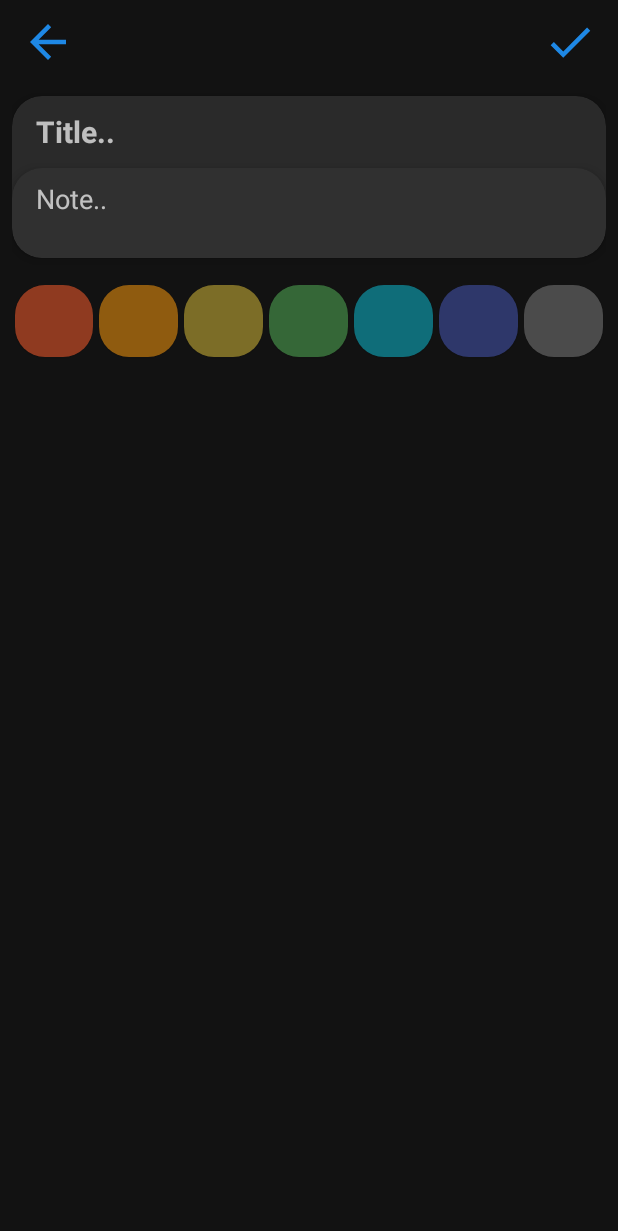
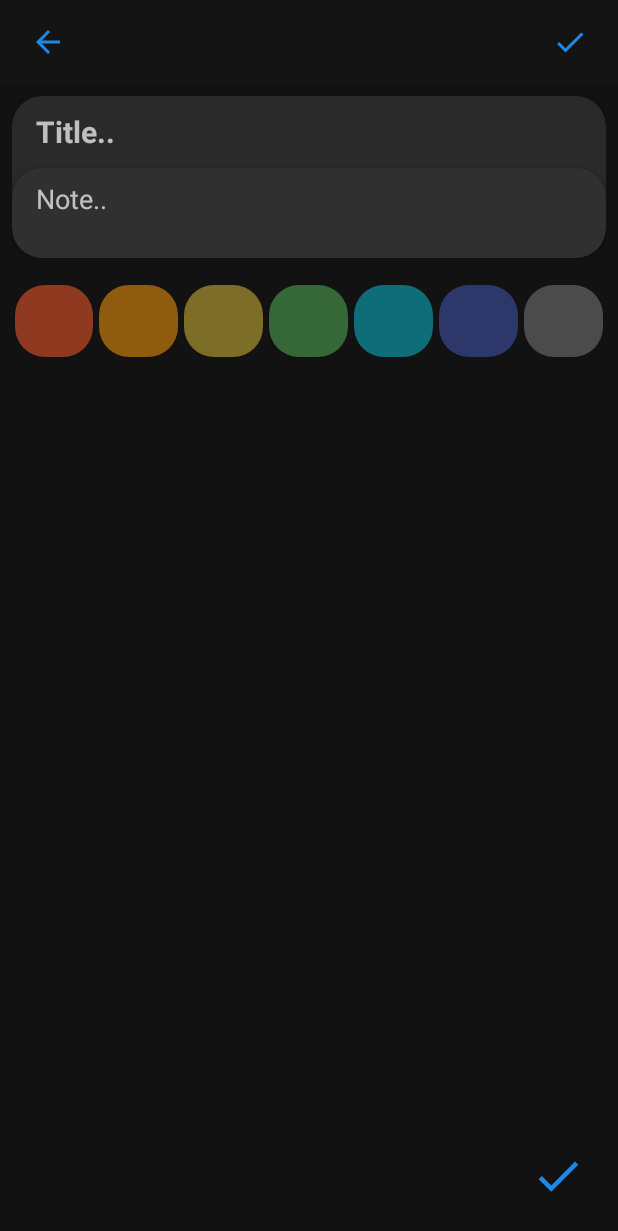
Before and after one commit to AlecSPb/Note, an Android app: the EditNoteFragment screen opened through its navigation route, on a phone screen of 412 x 824 dp. Shown: the top 1231 px of the screen. Run offline under Robolectric (Android 15) with nearby library versions, the phone set to English and light mode, and no system bars; our stand-ins replace navigation-ui.

Commit message:
edit layout

```diff
--- a/app/src/main/java/com/coolightman/note/presentation/notes/EditNoteFragment.kt
+++ b/app/src/main/java/com/coolightman/note/presentation/notes/EditNoteFragment.kt
@@ -1,9 +1,11 @@
 package com.coolightman.note.presentation.notes
 
+import android.content.Context
 import android.os.Bundle
 import android.view.LayoutInflater
 import android.view.View
 import android.view.ViewGroup
+import android.view.inputmethod.InputMethodManager
 import androidx.fragment.app.Fragment
 import androidx.lifecycle.ViewModelProvider
 import androidx.navigation.fragment.findNavController
@@ -28,7 +30,16 @@ class EditNoteFragment : Fragment() {
         super.onViewCreated(view, savedInstanceState)
         viewModel = ViewModelProvider(this)[EditNoteViewModel::class.java]
 
+        showKeyboard()
         setListeners()
+    }
+
+    private fun showKeyboard() {
+        val editText = binding.etNoteDescription
+        editText.requestFocus()
+        val inputMethManager =
+            requireActivity().getSystemService(Context.INPUT_METHOD_SERVICE) as InputMethodManager
+        inputMethManager.showSoftInput(editText, InputMethodManager.SHOW_IMPLICIT)
     }
 
     override fun onDestroyView() {
--- a/app/src/main/res/layout/activity_main.xml
+++ b/app/src/main/res/layout/activity_main.xml
@@ -23,7 +23,6 @@
         android:name="androidx.navigation.fragment.NavHostFragment"
         android:layout_width="match_parent"
         android:layout_height="match_parent"
-        android:layout_marginBottom="?actionBarSize"
         app:defaultNavHost="true"
         app:layout_constraintBottom_toTopOf="@id/bottom_nav_bar"
         app:layout_constraintLeft_toLeftOf="parent"
--- a/app/src/main/res/layout/fragment_edit_note.xml
+++ b/app/src/main/res/layout/fragment_edit_note.xml
@@ -1,5 +1,5 @@
 <?xml version="1.0" encoding="utf-8"?>
-<ScrollView xmlns:android="http://schemas.android.com/apk/res/android"
+<androidx.constraintlayout.widget.ConstraintLayout xmlns:android="http://schemas.android.com/apk/res/android"
     xmlns:app="http://schemas.android.com/apk/res-auto"
     xmlns:tools="http://schemas.android.com/tools"
     android:layout_width="match_parent"
@@ -7,18 +7,18 @@
     android:contentDescription="@string/cd_edit_note"
     tools:context=".presentation.notes.EditNoteFragment">
 
-    <LinearLayout
-        android:layout_width="match_parent"
-        android:layout_height="wrap_content"
-        android:layout_marginStart="8dp"
-        android:layout_marginEnd="8dp"
-        android:orientation="vertical">
-
     <androidx.constraintlayout.widget.ConstraintLayout
+        android:id="@+id/layout_top"
         android:layout_width="match_parent"
         android:layout_height="?actionBarSize"
         android:layout_marginBottom="8dp"
-            android:orientation="horizontal">
+        android:background="@color/dark_gray"
+        android:orientation="horizontal"
+        android:paddingStart="8dp"
+        android:paddingEnd="8dp"
+        app:layout_constraintEnd_toEndOf="parent"
+        app:layout_constraintStart_toStartOf="parent"
+        app:layout_constraintTop_toTopOf="parent">
 
         <com.google.android.material.button.MaterialButton
             android:id="@+id/bt_back"
@@ -28,7 +28,7 @@
             app:icon="@drawable/ic_baseline_arrow_back_24"
             app:iconGravity="textStart"
             app:iconPadding="0dp"
-                app:iconSize="36dp"
+            app:iconSize="24dp"
             app:layout_constraintBottom_toBottomOf="parent"
             app:layout_constraintStart_toStartOf="parent"
             app:layout_constraintTop_toTopOf="parent"
@@ -42,7 +42,7 @@
             app:icon="@drawable/ic_baseline_check_24"
             app:iconGravity="textStart"
             app:iconPadding="0dp"
-                app:iconSize="36dp"
+            app:iconSize="24dp"
             app:layout_constraintBottom_toBottomOf="parent"
             app:layout_constraintEnd_toEndOf="parent"
             app:layout_constraintTop_toTopOf="parent"
@@ -50,10 +50,27 @@
 
     </androidx.constraintlayout.widget.ConstraintLayout>
 
+    <ScrollView
+        android:id="@+id/scroll_edit_note"
+        android:layout_width="match_parent"
+        android:layout_height="wrap_content"
+        android:contentDescription="@string/cd_edit_note"
+        app:layout_constraintEnd_toEndOf="parent"
+        app:layout_constraintStart_toStartOf="parent"
+        app:layout_constraintTop_toBottomOf="@id/layout_top">
+
+        <LinearLayout
+            android:layout_width="match_parent"
+            android:layout_height="wrap_content"
+            android:layout_marginStart="8dp"
+            android:layout_marginEnd="8dp"
+            android:orientation="vertical">
+
             <com.google.android.material.card.MaterialCardView
                 android:id="@+id/cv_edit_note"
                 android:layout_width="match_parent"
                 android:layout_height="wrap_content"
+                android:layout_marginTop="8dp"
                 app:cardCornerRadius="20dp"
                 app:cardElevation="5dp">
 
@@ -66,11 +83,11 @@
                         android:id="@+id/et_note_title"
                         android:layout_width="match_parent"
                         android:layout_height="wrap_content"
-                    android:minHeight="48dp"
                         android:background="@null"
                         android:gravity="start|center"
                         android:hint="@string/et_note_title_hint"
                         android:maxLength="18"
+                        android:minHeight="48dp"
                         android:paddingStart="16dp"
                         android:paddingEnd="16dp"
                         android:textSize="20sp"
@@ -87,14 +104,14 @@
                             android:id="@+id/et_note_description"
                             android:layout_width="match_parent"
                             android:layout_height="wrap_content"
+                            android:background="@null"
+                            android:gravity="start|top"
+                            android:hint="@string/et_note_description_hint"
+                            android:minHeight="60dp"
                             android:paddingStart="16dp"
                             android:paddingTop="8dp"
                             android:paddingEnd="16dp"
                             android:paddingBottom="12dp"
-                    android:background="@null"
-                    android:gravity="start|top"
-                    android:hint="@string/et_note_description_hint"
-                    android:minHeight="60dp"
                             android:textSize="18sp"
                             tools:ignore="TextContrastCheck" />
 
@@ -229,5 +246,21 @@
 
         </LinearLayout>
 
+    </ScrollView>
 
-</ScrollView>
+    <com.google.android.material.button.MaterialButton
+        android:id="@+id/bt_save_bottom"
+        style="@style/Widget.MaterialComponents.Button.TextButton.Icon"
+        android:layout_width="48dp"
+        android:layout_height="48dp"
+        android:layout_marginEnd="16dp"
+        android:layout_marginBottom="16dp"
+        app:icon="@drawable/ic_baseline_check_24"
+        app:iconGravity="textStart"
+        app:iconPadding="0dp"
+        app:iconSize="36dp"
+        app:layout_constraintBottom_toBottomOf="parent"
+        app:layout_constraintEnd_toEndOf="parent"
+        tools:ignore="SpeakableTextPresentCheck" />
+
+</androidx.constraintlayout.widget.ConstraintLayout>
--- a/app/src/main/res/layout/fragment_notes.xml
+++ b/app/src/main/res/layout/fragment_notes.xml
@@ -41,7 +41,7 @@
         android:layout_width="wrap_content"
         android:layout_height="wrap_content"
         android:layout_marginEnd="16dp"
-        android:layout_marginBottom="16dp"
+        android:layout_marginBottom="72dp"
         android:contentDescription="@string/bt_add_description"
         android:src="@drawable/ic_baseline_add_24"
         app:layout_constraintBottom_toBottomOf="parent"
--- a/app/src/main/res/layout/fragment_tasks.xml
+++ b/app/src/main/res/layout/fragment_tasks.xml
@@ -43,7 +43,7 @@
         android:layout_width="wrap_content"
         android:layout_height="wrap_content"
         android:layout_marginEnd="16dp"
-        android:layout_marginBottom="16dp"
+        android:layout_marginBottom="72dp"
         android:contentDescription="@string/bt_add_description"
         android:src="@drawable/ic_baseline_add_24"
         app:layout_constraintBottom_toBottomOf="parent"
```
Lines whose indentation alone changed are shown as unchanged.
